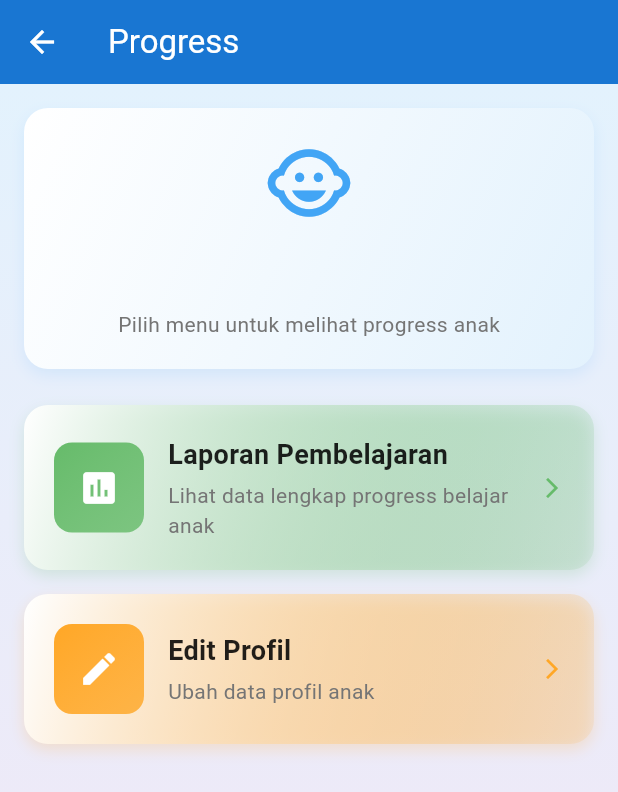
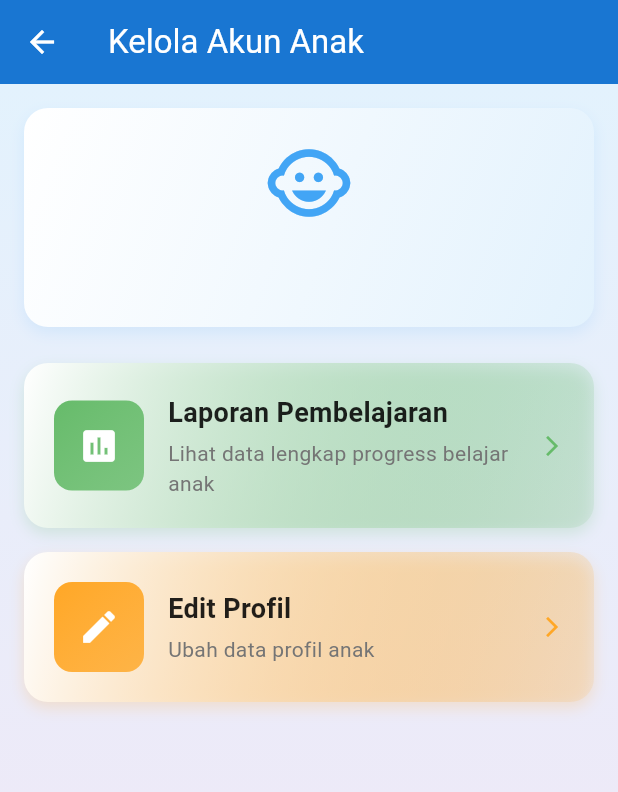
Before and after one commit to Revereign/learnapp, a Flutter app: the ChildProgressMenuPage screen opened directly with empty values, on a phone screen of 412 x 824 dp. Shown: the top 792 px of the screen. Run offline on Flutter 3.47's test engine with Material 3 defaults, Android fonts, the phone set to English and light mode, and no system bars; our stand-ins replace audioplayers, bloc, cached_network_image, cloud_firestore, equatable, firebase_auth and 11 more; missing offline and left inert: pinyin, stroke_order_animator; accounts and stored records are empty.

Commit message:
Kelola akun anak done

```diff
--- a/lib/presentation/blocs/auth/auth_bloc.dart
+++ b/lib/presentation/blocs/auth/auth_bloc.dart
@@ -26,6 +26,12 @@ class AuthBloc extends Bloc<AuthEvent, AuthState> {
       emit(AuthLoading());
       try {
         final user = await signIn(event.email, event.password);
+
+        // Check if account is deleted
+        if (user.deletedAt != null) {
+          emit(AuthFailure("Akun anda telah dinonaktifkan oleh Admin"));
+          return;
+        }
 
         // Start time tracking untuk user anak
         if (user.role == 'anak') {
@@ -74,6 +80,12 @@ class AuthBloc extends Bloc<AuthEvent, AuthState> {
       try {
         final user = await checkAuthState();
         if (user != null) {
+          // Check if account is deleted
+          if (user.deletedAt != null) {
+            emit(AuthLoggedOut());
+            return;
+          }
+
           // Start time tracking untuk user anak yang sudah login
           if (user.role == 'anak') {
             final timeTrackingService = TimeTrackingService();
--- a/lib/presentation/blocs/parent/register_child/child_auth_bloc.dart
+++ b/lib/presentation/blocs/parent/register_child/child_auth_bloc.dart
@@ -28,6 +28,9 @@ class ChildAuthBloc extends Bloc<ChildAuthEvent, ChildAuthState> {
         // Simpan data user ke Firestore
         await saveChildToFirestore(user, defaultRole, parentUid);
 
+        // Logout dari akun anak yang baru dibuat untuk mengembalikan session ke parent
+        await FirebaseAuth.instance.signOut();
+
         emit(ChildAuthSuccess(user));
       } catch (e) {
         emit(ChildAuthFailure(e.toString()));
--- a/lib/presentation/pages/parent/child_progress_menu_page.dart
+++ b/lib/presentation/pages/parent/child_progress_menu_page.dart
@@ -15,7 +15,7 @@ class ChildProgressMenuPage extends StatelessWidget {
   Widget build(BuildContext context) {
     return Scaffold(
       appBar: AppBar(
-        title: Text('Progress $childName'),
+        title: Text('Kelola Akun Anak'),
         backgroundColor: Colors.blue.shade700,
         foregroundColor: Colors.white,
         elevation: 0,
@@ -72,14 +72,6 @@ class ChildProgressMenuPage extends StatelessWidget {
                         fontSize: 24,
                         fontWeight: FontWeight.bold,
                         color: Colors.blue.shade700,
-                      ),
-                    ),
-                    const SizedBox(height: 8),
-                    Text(
-                      'Pilih menu untuk melihat progress anak',
-                      style: TextStyle(
-                        fontSize: 14,
-                        color: Colors.grey.shade600,
                       ),
                     ),
                   ],
--- a/lib/presentation/pages/parent/dashboard_page.dart
+++ b/lib/presentation/pages/parent/dashboard_page.dart
@@ -76,7 +76,7 @@ class ParentDashboardPage extends StatelessWidget {
                 Colors.blue.shade400,
               ),
               _buildMenuCard(
-                "Progress Anak",
+                "Kelola Akun Anak",
                 Icons.quiz,
                 () {
                   Navigator.push(
--- a/lib/presentation/pages/parent/register_child_page.dart
+++ b/lib/presentation/pages/parent/register_child_page.dart
@@ -5,6 +5,7 @@ import 'package:learnapp/presentation/blocs/parent/register_child/child_auth_sta
 import 'package:learnapp/presentation/blocs/parent/register_child/child_auth_bloc.dart';
 import 'package:learnapp/presentation/blocs/parent/register_child/child_auth_event.dart';
 import 'package:learnapp/presentation/pages/parent/dashboard_page.dart';
+import 'package:learnapp/presentation/pages/auth/login_page.dart';
 import '../../widgets/custom_text_field.dart';
 import '../../widgets/animated_button.dart';
 
@@ -45,7 +46,7 @@ class _RegisterChildPageState extends State<RegisterChildPage> {
               _hasShownSnackbar = true;
             } else if (state is ChildAuthSuccess) {
               ScaffoldMessenger.of(context).showSnackBar(
-                const SnackBar(content: Text("Registrasi Berhasil!")),
+                const SnackBar(content: Text("Registrasi Berhasil! Silakan login kembali.")),
               );
               _hasShownSnackbar = true;
 
@@ -53,7 +54,7 @@ class _RegisterChildPageState extends State<RegisterChildPage> {
                 if (mounted) {
                   Navigator.pushReplacement(
                     context,
-                    MaterialPageRoute(builder: (_) => const ParentDashboardPage()),
+                    MaterialPageRoute(builder: (_) => const LoginPage()),
                   );
                 }
               });
--- a/lib/presentation/pages/parent/select_child_page.dart
+++ b/lib/presentation/pages/parent/select_child_page.dart
@@ -34,7 +34,13 @@ class _SelectChildPageState extends State<SelectChildPage> {
           .get();
 
       setState(() {
-        _children = snapshot.docs.map((doc) {
+        _children = snapshot.docs
+            .where((doc) {
+              final data = doc.data();
+              // Filter out deleted accounts (deletedAt is not null)
+              return data['deletedAt'] == null;
+            })
+            .map((doc) {
               final data = doc.data();
               return {
                 'uid': doc.id,
@@ -64,7 +70,7 @@ class _SelectChildPageState extends State<SelectChildPage> {
   Widget build(BuildContext context) {
     return Scaffold(
       appBar: AppBar(
-        title: const Text('Pilih Akun Anak'),
+        title: const Text('Kelola Akun Anak'),
         backgroundColor: Colors.blue.shade700,
         foregroundColor: Colors.white,
         elevation: 0,
@@ -136,7 +142,7 @@ class _SelectChildPageState extends State<SelectChildPage> {
                       crossAxisAlignment: CrossAxisAlignment.start,
                       children: [
                         Text(
-                          'Pilih akun anak untuk melihat progress:',
+                          'Pilih akun anak untuk dikelola',
                           style: TextStyle(
                             fontSize: 16,
                             fontWeight: FontWeight.w600,
```
Lines whose indentation alone changed are shown as unchanged.
